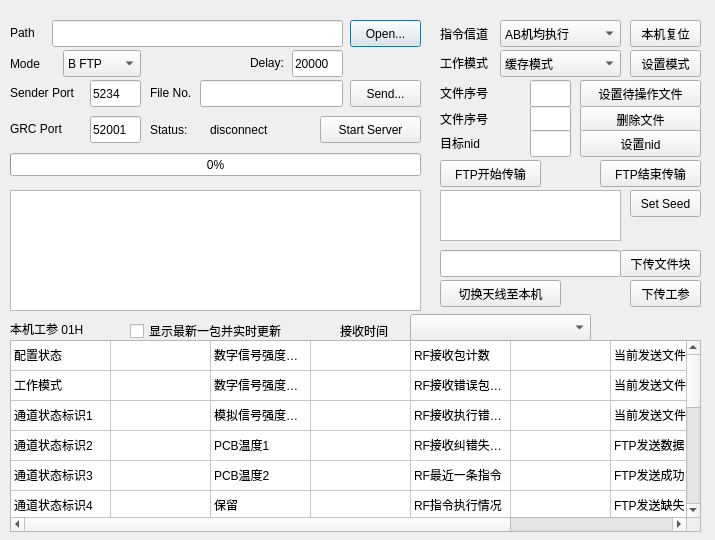
First picture: the form in file_send.ui, repository ArtisticZhao/file_sender_to_GNURadio, before the edit.
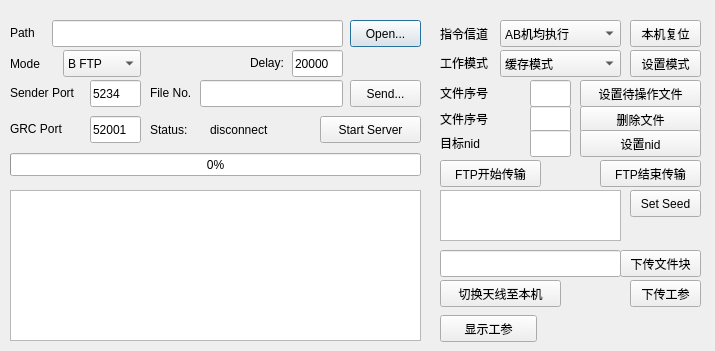
Second picture: the form after the edit.

Commit message: 独立的工参显示界面

```diff
--- a/file_send.ui
+++ b/file_send.ui
@@ -7,7 +7,7 @@
     <x>0</x>
     <y>0</y>
     <width>715</width>
-    <height>540</height>
+    <height>351</height>
    </rect>
   </property>
   <property name="windowTitle">
@@ -55,7 +55,7 @@
      <x>10</x>
      <y>190</y>
      <width>411</width>
-     <height>121</height>
+     <height>151</height>
     </rect>
    </property>
   </widget>
@@ -533,470 +533,6 @@
     <string>指令信道</string>
    </property>
   </widget>
-  <widget class="QLabel" name="label_12">
-   <property name="geometry">
-    <rect>
-     <x>10</x>
-     <y>320</y>
-     <width>101</width>
-     <height>17</height>
-    </rect>
-   </property>
-   <property name="text">
-    <string>本机工参 01H</string>
-   </property>
-  </widget>
-  <widget class="QTableWidget" name="tableWidget">
-   <property name="geometry">
-    <rect>
-     <x>10</x>
-     <y>340</y>
-     <width>691</width>
-     <height>192</height>
-    </rect>
-   </property>
-   <attribute name="horizontalHeaderVisible">
-    <bool>false</bool>
-   </attribute>
-   <attribute name="horizontalHeaderCascadingSectionResizes">
-    <bool>false</bool>
-   </attribute>
-   <attribute name="horizontalHeaderHighlightSections">
-    <bool>true</bool>
-   </attribute>
-   <attribute name="verticalHeaderVisible">
-    <bool>false</bool>
-   </attribute>
-   <attribute name="verticalHeaderCascadingSectionResizes">
-    <bool>false</bool>
-   </attribute>
-   <row>
-    <property name="text">
-     <string>1</string>
-    </property>
-   </row>
-   <row>
-    <property name="text">
-     <string>2</string>
-    </property>
-   </row>
-   <row>
-    <property name="text">
-     <string>3</string>
-    </property>
-   </row>
-   <row>
-    <property name="text">
-     <string>4</string>
-    </property>
-   </row>
-   <row>
-    <property name="text">
-     <string>5</string>
-    </property>
-   </row>
-   <row>
-    <property name="text">
-     <string>6</string>
-    </property>
-   </row>
-   <row>
-    <property name="text">
-     <string>7</string>
-    </property>
-   </row>
-   <row>
-    <property name="text">
-     <string>8</string>
-    </property>
-   </row>
-   <row>
-    <property name="text">
-     <string>9</string>
-    </property>
-   </row>
-   <row>
-    <property name="text">
-     <string>10</string>
-    </property>
-   </row>
-   <row>
-    <property name="text">
-     <string>11</string>
-    </property>
-   </row>
-   <row>
-    <property name="text">
-     <string>12</string>
-    </property>
-   </row>
-   <row>
-    <property name="text">
-     <string>13</string>
-    </property>
-   </row>
-   <row>
-    <property name="text">
-     <string>14</string>
-    </property>
-   </row>
-   <column>
-    <property name="text">
-     <string>1</string>
-    </property>
-   </column>
-   <column>
-    <property name="text">
-     <string>2</string>
-    </property>
-   </column>
-   <column>
-    <property name="text">
-     <string>3</string>
-    </property>
-   </column>
-   <column>
-    <property name="text">
-     <string>4</string>
-    </property>
-   </column>
-   <column>
-    <property name="text">
-     <string>5</string>
-    </property>
-   </column>
-   <column>
-    <property name="text">
-     <string>6</string>
-    </property>
-   </column>
-   <column>
-    <property name="text">
-     <string>7</string>
-    </property>
-   </column>
-   <column>
-    <property name="text">
-     <string>8</string>
-    </property>
-   </column>
-   <item row="0" column="0">
-    <property name="text">
-     <string>配置状态</string>
-    </property>
-   </item>
-   <item row="0" column="2">
-    <property name="text">
-     <string>数字信号强度指示1</string>
-    </property>
-   </item>
-   <item row="0" column="4">
-    <property name="text">
-     <string>RF接收包计数</string>
-    </property>
-   </item>
-   <item row="0" column="6">
-    <property name="text">
-     <string>当前发送文件序号</string>
-    </property>
-   </item>
-   <item row="1" column="0">
-    <property name="text">
-     <string>工作模式</string>
-    </property>
-   </item>
-   <item row="1" column="2">
-    <property name="text">
-     <string>数字信号强度指示2</string>
-    </property>
-   </item>
-   <item row="1" column="4">
-    <property name="text">
-     <string>RF接收错误包计数</string>
-    </property>
-   </item>
-   <item row="1" column="6">
-    <property name="text">
-     <string>当前发送文件长度</string>
-    </property>
-   </item>
-   <item row="2" column="0">
-    <property name="text">
-     <string>通道状态标识1</string>
-    </property>
-   </item>
-   <item row="2" column="2">
-    <property name="text">
-     <string>模拟信号强度指示</string>
-    </property>
-   </item>
-   <item row="2" column="4">
-    <property name="text">
-     <string>RF接收执行错误计数</string>
-    </property>
-   </item>
-   <item row="2" column="6">
-    <property name="text">
-     <string>当前发送文件校验值</string>
-    </property>
-   </item>
-   <item row="3" column="0">
-    <property name="text">
-     <string>通道状态标识2</string>
-    </property>
-   </item>
-   <item row="3" column="2">
-    <property name="text">
-     <string>PCB温度1</string>
-    </property>
-   </item>
-   <item row="3" column="4">
-    <property name="text">
-     <string>RF接收纠错失败计数</string>
-    </property>
-   </item>
-   <item row="3" column="6">
-    <property name="text">
-     <string>FTP发送数据块大小</string>
-    </property>
-   </item>
-   <item row="4" column="0">
-    <property name="text">
-     <string>通道状态标识3</string>
-    </property>
-   </item>
-   <item row="4" column="2">
-    <property name="text">
-     <string>PCB温度2</string>
-    </property>
-   </item>
-   <item row="4" column="4">
-    <property name="text">
-     <string>RF最近一条指令</string>
-    </property>
-   </item>
-   <item row="4" column="6">
-    <property name="text">
-     <string>FTP发送成功包数</string>
-    </property>
-   </item>
-   <item row="5" column="0">
-    <property name="text">
-     <string>通道状态标识4</string>
-    </property>
-   </item>
-   <item row="5" column="2">
-    <property name="text">
-     <string>保留</string>
-    </property>
-   </item>
-   <item row="5" column="4">
-    <property name="text">
-     <string>RF指令执行情况</string>
-    </property>
-   </item>
-   <item row="5" column="6">
-    <property name="text">
-     <string>FTP发送缺失包数</string>
-    </property>
-   </item>
-   <item row="6" column="0">
-    <property name="text">
-     <string>+5V接收电流</string>
-    </property>
-   </item>
-   <item row="6" column="2">
-    <property name="text">
-     <string>CAN发送包计数</string>
-    </property>
-   </item>
-   <item row="6" column="4">
-    <property name="text">
-     <string>保留</string>
-    </property>
-   </item>
-   <item row="6" column="6">
-    <property name="text">
-     <string>读取数据包计数</string>
-    </property>
-   </item>
-   <item row="7" column="0">
-    <property name="text">
-     <string>+5V接收电压</string>
-    </property>
-   </item>
-   <item row="7" column="2">
-    <property name="text">
-     <string>CAN接收包计数</string>
-    </property>
-   </item>
-   <item row="7" column="4">
-    <property name="text">
-     <string>FTP当前接收文件序号</string>
-    </property>
-   </item>
-   <item row="7" column="6">
-    <property name="text">
-     <string>注入数据计数</string>
-    </property>
-   </item>
-   <item row="8" column="0">
-    <property name="text">
-     <string>+5V发射电流</string>
-    </property>
-   </item>
-   <item row="8" column="2">
-    <property name="text">
-     <string>CAN错误包计数</string>
-    </property>
-   </item>
-   <item row="8" column="4">
-    <property name="text">
-     <string>FTP当前接收文件长度</string>
-    </property>
-   </item>
-   <item row="8" column="6">
-    <property name="text">
-     <string>复位计数</string>
-    </property>
-   </item>
-   <item row="9" column="0">
-    <property name="text">
-     <string>+5V发射电压</string>
-    </property>
-   </item>
-   <item row="9" column="2">
-    <property name="text">
-     <string>CAN执行错误计数</string>
-    </property>
-   </item>
-   <item row="9" column="4">
-    <property name="text">
-     <string>FTP当前接收文件校验值</string>
-    </property>
-   </item>
-   <item row="9" column="6">
-    <property name="text">
-     <string>复位标识</string>
-    </property>
-   </item>
-   <item row="10" column="0">
-    <property name="text">
-     <string>+3.3V电流</string>
-    </property>
-   </item>
-   <item row="10" column="2">
-    <property name="text">
-     <string>CAN最近一条指令</string>
-    </property>
-   </item>
-   <item row="10" column="4">
-    <property name="text">
-     <string>FTP接收数据块大小</string>
-    </property>
-   </item>
-   <item row="10" column="6">
-    <property name="text">
-     <string>系统状态标识</string>
-    </property>
-   </item>
-   <item row="11" column="0">
-    <property name="text">
-     <string>+3.3V电压</string>
-    </property>
-   </item>
-   <item row="11" column="2">
-    <property name="text">
-     <string>CAN指令执行情况</string>
-    </property>
-   </item>
-   <item row="11" column="4">
-    <property name="text">
-     <string>FTP接收成功包数</string>
-    </property>
-   </item>
-   <item row="11" column="6">
-    <property name="text">
-     <string>ARM运行时间</string>
-    </property>
-   </item>
-   <item row="12" column="0">
-    <property name="text">
-     <string>接收频偏1</string>
-    </property>
-   </item>
-   <item row="12" column="2">
-    <property name="text">
-     <string>RF发送包计数</string>
-    </property>
-   </item>
-   <item row="12" column="4">
-    <property name="text">
-     <string>FTP接收缺失包数</string>
-    </property>
-   </item>
-   <item row="12" column="6">
-    <property name="text">
-     <string>AVR运行时间</string>
-    </property>
-   </item>
-   <item row="13" column="0">
-    <property name="text">
-     <string>接收频偏2</string>
-    </property>
-   </item>
-   <item row="13" column="2">
-    <property name="text">
-     <string>RF发送抛弃包计数</string>
-    </property>
-   </item>
-   <item row="13" column="4">
-    <property name="text">
-     <string>目标CAN节点地址</string>
-    </property>
-   </item>
-   <item row="13" column="6">
-    <property name="text">
-     <string>保留</string>
-    </property>
-   </item>
-  </widget>
-  <widget class="QCheckBox" name="checkBox">
-   <property name="geometry">
-    <rect>
-     <x>130</x>
-     <y>320</y>
-     <width>201</width>
-     <height>22</height>
-    </rect>
-   </property>
-   <property name="text">
-    <string>显示最新一包并实时更新</string>
-   </property>
-  </widget>
-  <widget class="QComboBox" name="comboBox_recv_time">
-   <property name="geometry">
-    <rect>
-     <x>410</x>
-     <y>314</y>
-     <width>181</width>
-     <height>27</height>
-    </rect>
-   </property>
-  </widget>
-  <widget class="QLabel" name="label_13">
-   <property name="geometry">
-    <rect>
-     <x>340</x>
-     <y>320</y>
-     <width>71</width>
-     <height>21</height>
-    </rect>
-   </property>
-   <property name="text">
-    <string>接收时间</string>
-   </property>
-  </widget>
   <widget class="QComboBox" name="cmd_channel">
    <property name="geometry">
     <rect>
@@ -1045,6 +581,19 @@
     </rect>
    </property>
   </widget>
+  <widget class="QPushButton" name="pushButton_childwindow">
+   <property name="geometry">
+    <rect>
+     <x>440</x>
+     <y>315</y>
+     <width>97</width>
+     <height>27</height>
+    </rect>
+   </property>
+   <property name="text">
+    <string>显示工参</string>
+   </property>
+  </widget>
  </widget>
  <resources/>
  <connections/>
```
The commit also changes 4 other files.
